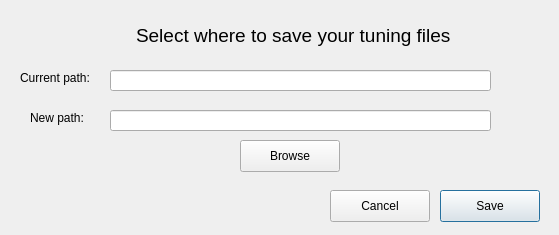
Old version of the form dialog.ui in the repository Azuyah/Map-Tool.
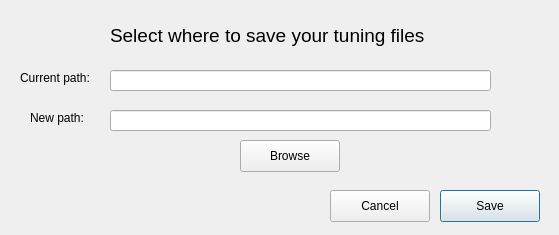
New version of the form.

```diff
--- a/dialog.ui
+++ b/dialog.ui
@@ -106,7 +106,7 @@
   <widget class="QLabel" name="label_3">
    <property name="geometry">
     <rect>
-     <x>136</x>
+     <x>110</x>
      <y>20</y>
      <width>411</width>
      <height>31</height>
```
